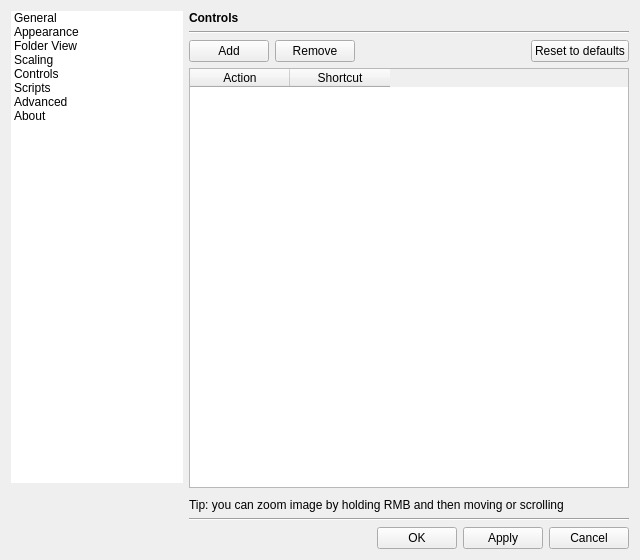
This is qimgv/gui/dialogs/settingsdialog.ui in DropGuard/ImPulse as Qt 5 draws it before an edit. The edited form follows.
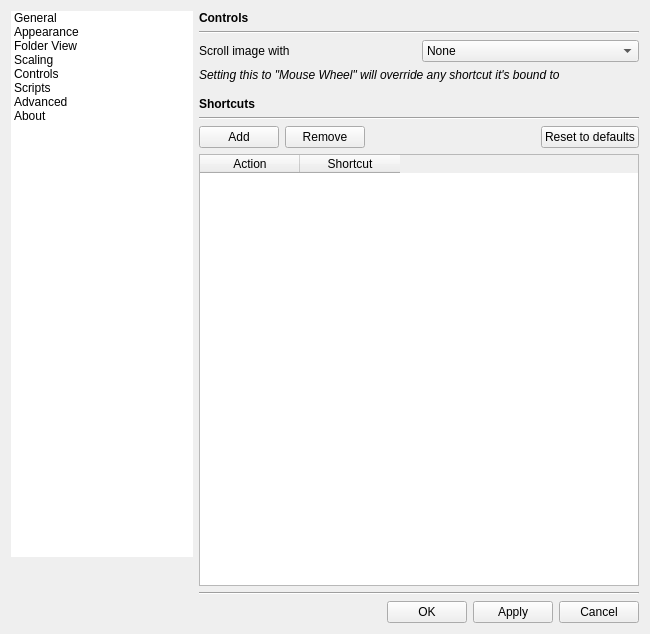
This is the edited form. The open tabs and pages were chosen to show the change. Custom widgets are drawn as their Qt base class.

Commit message: [ImageViewerV2] scrolling logic fixes. add option to use wheel

```diff
--- a/qimgv/gui/dialogs/settingsdialog.ui
+++ b/qimgv/gui/dialogs/settingsdialog.ui
@@ -12,8 +12,8 @@
    <rect>
     <x>0</x>
     <y>0</y>
-    <width>640</width>
-    <height>560</height>
+    <width>650</width>
+    <height>634</height>
    </rect>
   </property>
   <property name="sizePolicy">
@@ -24,8 +24,8 @@
   </property>
   <property name="minimumSize">
    <size>
-    <width>630</width>
-    <height>550</height>
+    <width>640</width>
+    <height>620</height>
    </size>
   </property>
   <property name="maximumSize">
@@ -2252,6 +2252,96 @@
              </property>
             </widget>
            </item>
+           <item>
+            <layout class="QHBoxLayout" name="horizontalLayout_12">
+             <property name="leftMargin">
+              <number>0</number>
+             </property>
+             <property name="topMargin">
+              <number>0</number>
+             </property>
+             <property name="rightMargin">
+              <number>0</number>
+             </property>
+             <property name="bottomMargin">
+              <number>0</number>
+             </property>
+             <item>
+              <widget class="QLabel" name="label_28">
+               <property name="text">
+                <string>Scroll image with</string>
+               </property>
+              </widget>
+             </item>
+             <item>
+              <widget class="QComboBox" name="imageScrollingComboBox">
+               <item>
+                <property name="text">
+                 <string>None</string>
+                </property>
+               </item>
+               <item>
+                <property name="text">
+                 <string>Touchpad</string>
+                </property>
+               </item>
+               <item>
+                <property name="text">
+                 <string>Touchpad &amp; Mouse Wheel</string>
+                </property>
+               </item>
+              </widget>
+             </item>
+            </layout>
+           </item>
+           <item>
+            <widget class="QLabel" name="label_30">
+             <property name="font">
+              <font>
+               <italic>true</italic>
+              </font>
+             </property>
+             <property name="text">
+              <string>Setting this to &quot;Mouse Wheel&quot; will override any shortcut it's bound to</string>
+             </property>
+            </widget>
+           </item>
+           <item>
+            <spacer name="verticalSpacer_18">
+             <property name="orientation">
+              <enum>Qt::Vertical</enum>
+             </property>
+             <property name="sizeType">
+              <enum>QSizePolicy::Fixed</enum>
+             </property>
+             <property name="sizeHint" stdset="0">
+              <size>
+               <width>20</width>
+               <height>9</height>
+              </size>
+             </property>
+            </spacer>
+           </item>
+           <item>
+            <widget class="QLabel" name="label_29">
+             <property name="font">
+              <font>
+               <weight>75</weight>
+               <bold>true</bold>
+              </font>
+             </property>
+             <property name="text">
+              <string>Shortcuts</string>
+             </property>
+            </widget>
+           </item>
+           <item>
+            <widget class="Line" name="line_16">
+             <property name="orientation">
+              <enum>Qt::Horizontal</enum>
+             </property>
+            </widget>
+           </item>
            <item>
             <layout class="QHBoxLayout" name="horizontalLayout_2">
              <item>
@@ -2367,38 +2457,6 @@
              </column>
             </widget>
            </item>
-           <item>
-            <spacer name="verticalSpacer_15">
-             <property name="orientation">
-              <enum>Qt::Vertical</enum>
-             </property>
-             <property name="sizeType">
-              <enum>QSizePolicy::Fixed</enum>
-             </property>
-             <property name="sizeHint" stdset="0">
-              <size>
-               <width>20</width>
-               <height>4</height>
-              </size>
-             </property>
-            </spacer>
-           </item>
-           <item>
-            <widget class="QLabel" name="label_21">
-             <property name="text">
-              <string>Tip: you can zoom image by holding RMB and then moving or scrolling</string>
-             </property>
-             <property name="textFormat">
-              <enum>Qt::PlainText</enum>
-             </property>
-             <property name="wordWrap">
-              <bool>true</bool>
-             </property>
-             <property name="textInteractionFlags">
-              <set>Qt::NoTextInteraction</set>
-             </property>
-            </widget>
-           </item>
           </layout>
          </widget>
          <widget class="QWidget" name="Scripts">
```
Left out of the diff: 46 changed lines with no effect on the pictures. The commit also changes 5 other files.
